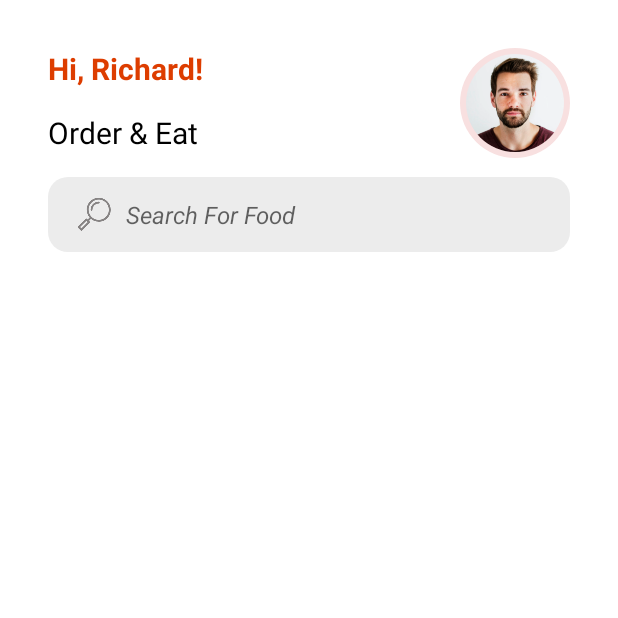
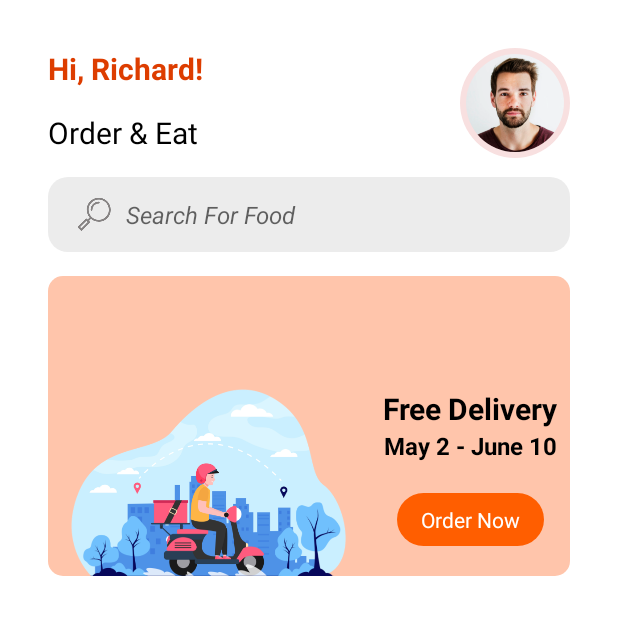
Before and after one commit to George-Bac/food-delivery, an Android app: the MainActivity screen opened directly, with no data from a screen before it, on a phone screen of 412 x 824 dp, the top half of it. Run offline under Robolectric (Android 15) with nearby library versions, the phone set to English and light mode, and no system bars.

Commit message:
Define section layout of the profile page (MainActivity)

```diff
--- /dev/null
+++ b/app/src/main/res/drawable/orange_light_banner.xml
@@ -0,0 +1,9 @@
+<?xml version="1.0" encoding="utf-8"?>
+<selector xmlns:android="http://schemas.android.com/apk/res/android">
+  <item>
+    <shape android:shape="rectangle">
+      <solid android:color="@color/pink" />
+      <corners android:radius="10dp" />
+    </shape>
+  </item>
+</selector>
--- a/app/src/main/res/layout/activity_main.xml
+++ b/app/src/main/res/layout/activity_main.xml
@@ -60,25 +60,98 @@
           app:layout_constraintVertical_bias="0.0" />
 
         <EditText
-          android:paddingStart="20dp"
-          android:drawableStart="@drawable/search"
-          android:drawablePadding="10dp"
           android:id="@+id/editTextTextPersonName2"
           android:layout_width="0dp"
           android:layout_height="50dp"
-          android:textStyle="italic"
-          android:textSize="16sp"
           android:layout_marginStart="32dp"
           android:layout_marginTop="16dp"
           android:layout_marginEnd="32dp"
           android:background="@drawable/search_background"
+          android:drawableStart="@drawable/search"
+          android:drawablePadding="10dp"
           android:ems="10"
           android:hint="Search For Food"
           android:inputType="textPersonName"
           android:minHeight="48dp"
+          android:paddingHorizontal="20dp"
+          android:textSize="16sp"
+          android:textStyle="italic"
           app:layout_constraintEnd_toEndOf="parent"
           app:layout_constraintStart_toStartOf="parent"
           app:layout_constraintTop_toBottomOf="@+id/textView5" />
+
+        <androidx.constraintlayout.widget.ConstraintLayout
+          android:layout_width="match_parent"
+          android:layout_height="200dp"
+          android:layout_marginStart="32dp"
+          android:layout_marginTop="16dp"
+          android:layout_marginEnd="32dp"
+          android:background="@drawable/orange_light_banner"
+          app:layout_constraintBottom_toBottomOf="parent"
+          app:layout_constraintEnd_toEndOf="parent"
+          app:layout_constraintStart_toStartOf="parent"
+          app:layout_constraintTop_toBottomOf="@+id/editTextTextPersonName2">
+
+          <TextView
+            android:id="@+id/textView7"
+            android:layout_width="wrap_content"
+            android:layout_height="wrap_content"
+            android:text="May 2 - June 10"
+            android:textColor="@color/black"
+            android:textSize="16sp"
+            android:textStyle="bold"
+            app:layout_constraintEnd_toEndOf="@+id/textView6"
+            app:layout_constraintStart_toStartOf="@+id/textView6"
+            app:layout_constraintTop_toBottomOf="@+id/textView6" />
+
+          <TextView
+            android:id="@+id/textView6"
+            android:layout_width="wrap_content"
+            android:layout_height="wrap_content"
+            android:text="Free Delivery"
+            android:textColor="@color/black"
+            android:textSize="20sp"
+            android:textStyle="bold"
+            app:layout_constraintStart_toEndOf="@+id/imageView4"
+            app:layout_constraintTop_toTopOf="@+id/imageView4" />
+
+          <ImageView
+            android:id="@+id/imageView4"
+            android:layout_width="wrap_content"
+            android:layout_height="wrap_content"
+            android:layout_marginTop="25dp"
+            app:layout_constraintBottom_toBottomOf="parent"
+            app:layout_constraintLeft_toLeftOf="parent"
+            app:layout_constraintTop_toTopOf="parent"
+            app:layout_constraintVertical_bias="1.0"
+            app:srcCompat="@drawable/image_banner" />
+
+          <androidx.constraintlayout.widget.ConstraintLayout
+            android:layout_width="wrap_content"
+            android:layout_height="wrap_content"
+            android:background="@drawable/orange_button"
+            app:layout_constraintBottom_toBottomOf="parent"
+            app:layout_constraintEnd_toEndOf="@+id/textView7"
+            app:layout_constraintStart_toStartOf="@+id/textView7"
+            app:layout_constraintTop_toBottomOf="@+id/textView7">
+
+            <TextView
+              android:id="@+id/textView8"
+              android:layout_width="wrap_content"
+              android:layout_height="wrap_content"
+              android:layout_marginStart="16dp"
+              android:layout_marginTop="8dp"
+              android:layout_marginEnd="16dp"
+              android:layout_marginBottom="8dp"
+              android:text="Order Now"
+              android:textColor="@color/white"
+              app:layout_constraintBottom_toBottomOf="parent"
+              app:layout_constraintEnd_toEndOf="parent"
+              app:layout_constraintStart_toStartOf="parent"
+              app:layout_constraintTop_toTopOf="parent" />
+          </androidx.constraintlayout.widget.ConstraintLayout>
+
+        </androidx.constraintlayout.widget.ConstraintLayout>
 
       </androidx.constraintlayout.widget.ConstraintLayout>
 
--- a/app/src/main/res/values/colors.xml
+++ b/app/src/main/res/values/colors.xml
@@ -12,4 +12,5 @@
   <color name="dark_orange">#DD3D00</color>
   <color name="gray1">#C8C5C5</color>
   <color name="gray2">#ECECEC</color>
+  <color name="pink">#FFC5AB</color>
 </resources>
```
